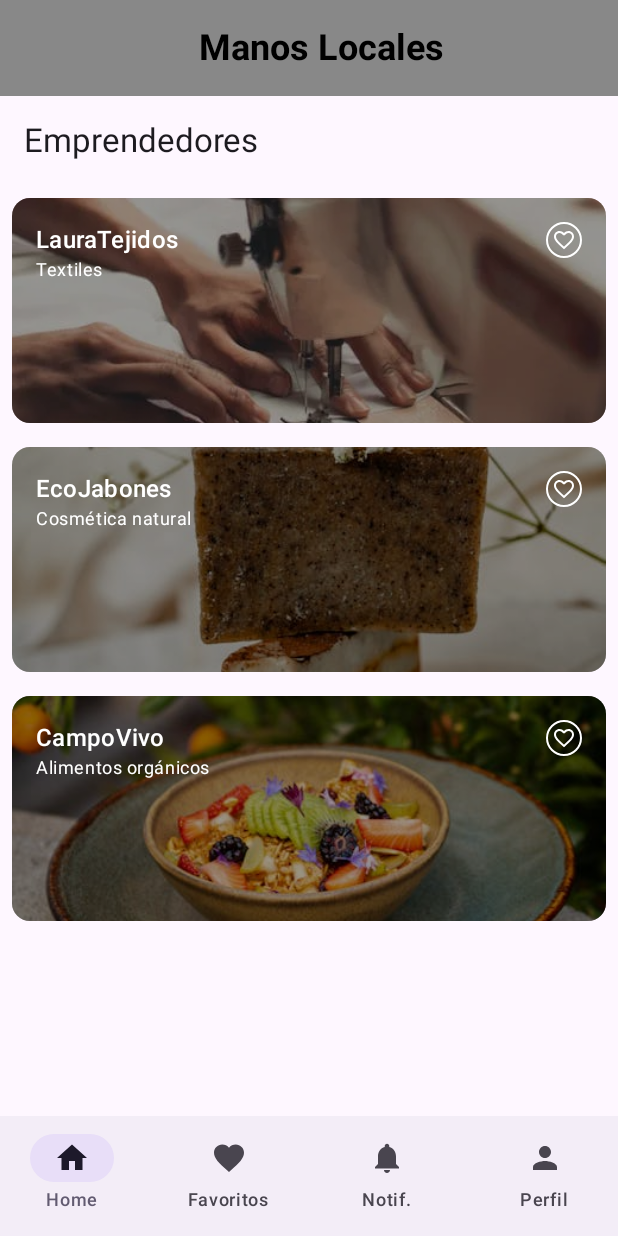
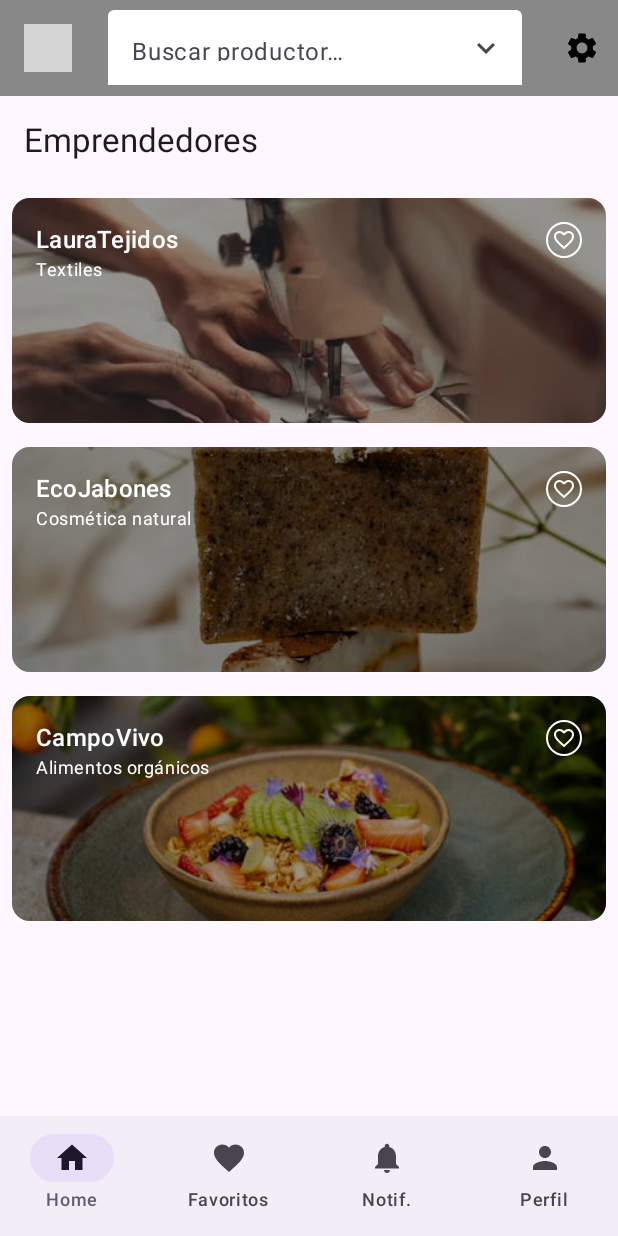
Before and after one commit to matiasquiroga8/TecnologiasMoviles, an Android app built with Jetpack Compose: the MainActivity screen opened directly, with no data from a screen before it, on a phone screen of 412 x 824 dp. Run offline under Robolectric (Android 15) with nearby library versions, the phone set to English and light mode, and no system bars; pictures from the network do not load; grey boxes are pictures that could not be loaded.

```diff
--- a/app/src/main/java/com/example/proyectotecnomovil/screens/HomeScreen.kt
+++ b/app/src/main/java/com/example/proyectotecnomovil/screens/HomeScreen.kt
@@ -1,16 +1,19 @@
 package com.example.proyectotecnomovil.screens
 
+import androidx.compose.foundation.Image
 import androidx.compose.foundation.background
 import androidx.compose.foundation.border
 import androidx.compose.foundation.clickable
 import androidx.compose.foundation.layout.Box
 import androidx.compose.foundation.layout.Column
 import androidx.compose.foundation.layout.Row
+import androidx.compose.foundation.layout.Spacer
 import androidx.compose.foundation.layout.fillMaxSize
 import androidx.compose.foundation.layout.fillMaxWidth
 import androidx.compose.foundation.layout.height
 import androidx.compose.foundation.layout.padding
 import androidx.compose.foundation.layout.size
+import androidx.compose.foundation.layout.width
 import androidx.compose.foundation.lazy.LazyColumn
 import androidx.compose.foundation.lazy.LazyRow
 import androidx.compose.foundation.lazy.items
@@ -21,8 +24,11 @@ import androidx.compose.material.icons.filled.ArrowBack
 import androidx.compose.material.icons.filled.Favorite
 import androidx.compose.material.icons.filled.FavoriteBorder
 import androidx.compose.material.icons.filled.Home
+import androidx.compose.material.icons.filled.KeyboardArrowDown
+import androidx.compose.material.icons.filled.KeyboardArrowUp
 import androidx.compose.material.icons.filled.Notifications
 import androidx.compose.material.icons.filled.Person
+import androidx.compose.material.icons.filled.Settings
 import androidx.compose.material3.Card
 import androidx.compose.material3.CardDefaults
 import androidx.compose.material3.ExperimentalMaterial3Api
@@ -58,6 +64,9 @@ import androidx.compose.runtime.*
 import com.example.proyectotecnomovil.navigation.AppScreens
 import com.example.proyectotecnomovil.viewmodel.ProductoViewModel
 import com.example.proyectotecnomovil.viewmodel.ProductorViewModel
+import androidx.compose.material3.TextFieldDefaults
+import androidx.compose.ui.res.painterResource
+import com.example.proyectotecnomovil.R
 
 @Composable
 fun HomeScreen(
@@ -74,7 +83,7 @@ fun HomeScreen(
     val productosFavoritos = viewModelProducto.productosFavoritos
 
     Scaffold(
-        topBar = { TopBar(navController) },
+        topBar = { TopBar(navController, productores, onSettingsClick = {}) },
         bottomBar = {
             BottomNavApp(
                 selectedItem = selectedItem,
@@ -189,7 +198,120 @@ fun BodyHome(
     }
 
 }
+@OptIn(ExperimentalMaterial3Api::class)
+@Composable
+fun TopBar(
+    navController: NavController,
+    productores: List<Productor>,
+    onSettingsClick: () -> Unit
+) {
+    var query by remember { mutableStateOf("") }
+    var expanded by remember { mutableStateOf(false) }
 
+    val suggestions = remember(query) {
+        if (query.isBlank()) emptyList()
+        else productores.filter {
+            it.nombre.contains(query, ignoreCase = true) ||
+                    it.categoria.contains(query, ignoreCase = true)
+        }
+    }
+
+    TopAppBar(
+        title = {
+            Row(
+                modifier = Modifier.fillMaxWidth(),
+                verticalAlignment = Alignment.CenterVertically
+            ) {
+
+                Image(
+                    painter = painterResource(id = R.drawable.logo),
+                    contentDescription = "Logo Manos Locales",
+                    modifier = Modifier
+                        .height(32.dp)
+                        .padding(end = 8.dp)
+                )
+
+                Spacer(modifier = Modifier.width(16.dp))
+
+                // Buscador
+                Box(modifier = Modifier.weight(1f)) {
+                    TextField(
+                        value = query,
+                        onValueChange = {
+                            query = it
+                            expanded = it.isNotBlank()
+                        },
+                        placeholder = { Text("Buscar productor…") },
+                        singleLine = true,
+                        modifier = Modifier
+                            .fillMaxWidth()
+                            .height(50.dp),
+                        colors = TextFieldDefaults.colors(
+                            focusedContainerColor   = Color.White,
+                            unfocusedContainerColor = Color.White,
+                            disabledContainerColor  = Color.LightGray,
+                            focusedIndicatorColor   = Color.Transparent,
+                            unfocusedIndicatorColor = Color.Transparent,
+                            disabledIndicatorColor  = Color.Transparent,
+                            cursorColor             = Color.Black,
+                            errorIndicatorColor     = Color.Red
+                        ),
+                        trailingIcon = {
+                            Icon(
+                                imageVector = if (expanded) Icons.Default.KeyboardArrowUp else Icons.Default.KeyboardArrowDown,
+                                contentDescription = null
+                            )
+                        }
+                    )
+
+                    DropdownMenu(
+                        expanded = expanded && suggestions.isNotEmpty(),
+                        onDismissRequest = { expanded = false },
+                        modifier = Modifier
+                            .fillMaxWidth()
+                            .background(Color.White)
+                    ) {
+                        suggestions.forEach { productor ->
+                            DropdownMenuItem(
+                                text = {
+                                    Column {
+                                        Text(productor.nombre, fontWeight = FontWeight.Medium)
+                                        Text(
+                                            productor.categoria,
+                                            style = MaterialTheme.typography.bodySmall,
+                                            color = Color.Gray
+                                        )
+                                    }
+                                },
+                                onClick = {
+                                    query = productor.nombre
+                                    expanded = false
+                                    // Puedes hacer algo con el productor seleccionado:
+                                    // navController.navigate("producer/${producer.id}")
+                                }
+                            )
+                        }
+                    }
+                }
+
+                Spacer(modifier = Modifier.width(16.dp))
+
+                IconButton(onClick = onSettingsClick) {
+                    Icon(
+                        imageVector = Icons.Default.Settings,
+                        contentDescription = "Configuraciones",
+                        tint = Color.Black
+                    )
+                }
+            }
+        },
+        colors = TopAppBarDefaults.topAppBarColors(
+            containerColor = Color.Gray
+        )
+    )
+}
+
+/*
 @OptIn(ExperimentalMaterial3Api::class)
 @Composable
 fun TopBar(navController: NavController) {
@@ -211,7 +333,7 @@ fun TopBar(navController: NavController) {
         },
         colors = TopAppBarDefaults.topAppBarColors(containerColor = Color.Gray)
     )
-}
+}*/
 
 @OptIn(ExperimentalMaterial3Api::class)
 @Composable
--- a/gradle/libs.versions.toml
+++ b/gradle/libs.versions.toml
@@ -8,6 +8,7 @@ espressoCore = "3.5.1"
 lifecycleRuntimeKtx = "2.6.1"
 activityCompose = "1.8.0"
 composeBom = "2024.09.00"
+material3 = "1.3.2"
 
 [libraries]
 androidx-core-ktx = { group = "androidx.core", name = "core-ktx", version.ref = "coreKtx" }
@@ -23,7 +24,7 @@ androidx-ui-tooling = { group = "androidx.compose.ui", name = "ui-tooling" }
 androidx-ui-tooling-preview = { group = "androidx.compose.ui", name = "ui-tooling-preview" }
 androidx-ui-test-manifest = { group = "androidx.compose.ui", name = "ui-test-manifest" }
 androidx-ui-test-junit4 = { group = "androidx.compose.ui", name = "ui-test-junit4" }
-androidx-material3 = { group = "androidx.compose.material3", name = "material3" }
+androidx-material3 = { group = "androidx.compose.material3", name = "material3", version.ref = "material3" }
 
 [plugins]
 android-application = { id = "com.android.application", version.ref = "agp" }
```
Also changed, not shown: 1 other file.
